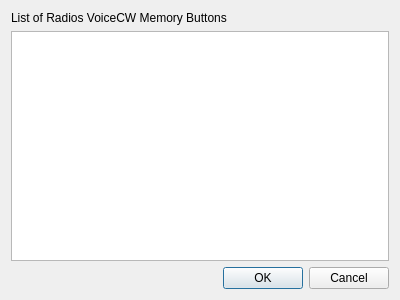
Above: mqt/MqtLogger/deletedradioforvoicecwmemorybuttonsdialog.ui from Rsclub22/Minos2-Mirror before the change. Below: the same form after it.
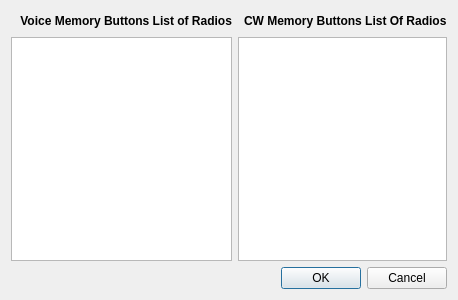
That is the form after the change.

Commit message: create separate radio list for stored cw and voice buttons

What changed in the file:
```diff
--- a/mqt/MqtLogger/deletedradioforvoicecwmemorybuttonsdialog.ui
+++ b/mqt/MqtLogger/deletedradioforvoicecwmemorybuttonsdialog.ui
@@ -6,23 +6,120 @@
    <rect>
     <x>0</x>
     <y>0</y>
-    <width>400</width>
+    <width>458</width>
     <height>300</height>
    </rect>
   </property>
+  <property name="font">
+   <font>
+    <bold>false</bold>
+   </font>
+  </property>
   <property name="windowTitle">
    <string>Dialog</string>
   </property>
-  <layout class="QVBoxLayout" name="verticalLayout">
+  <layout class="QVBoxLayout" name="verticalLayout_3">
    <item>
-    <widget class="QLabel" name="label">
-     <property name="text">
-      <string>List of Radios VoiceCW Memory Buttons</string>
-     </property>
-    </widget>
-   </item>
-   <item>
-    <widget class="QListWidget" name="voiceCwMemoryButtonslistWidget"/>
+    <layout class="QHBoxLayout" name="horizontalLayout_3">
+     <item>
+      <layout class="QVBoxLayout" name="verticalLayout">
+       <item>
+        <layout class="QHBoxLayout" name="horizontalLayout">
+         <item>
+          <spacer name="horizontalSpacer">
+           <property name="orientation">
+            <enum>Qt::Horizontal</enum>
+           </property>
+           <property name="sizeHint" stdset="0">
+            <size>
+             <width>48</width>
+             <height>17</height>
+            </size>
+           </property>
+          </spacer>
+         </item>
+         <item>
+          <widget class="QLabel" name="label">
+           <property name="font">
+            <font>
+             <bold>true</bold>
+            </font>
+           </property>
+           <property name="text">
+            <string> Voice Memory Buttons List of Radios</string>
+           </property>
+          </widget>
+         </item>
+         <item>
+          <spacer name="horizontalSpacer_2">
+           <property name="orientation">
+            <enum>Qt::Horizontal</enum>
+           </property>
+           <property name="sizeHint" stdset="0">
+            <size>
+             <width>40</width>
+             <height>20</height>
+            </size>
+           </property>
+          </spacer>
+         </item>
+        </layout>
+       </item>
+       <item>
+        <widget class="QListWidget" name="voiceMemoryRadioListWidget"/>
+       </item>
+      </layout>
+     </item>
+     <item>
+      <layout class="QVBoxLayout" name="verticalLayout_2">
+       <item>
+        <layout class="QHBoxLayout" name="horizontalLayout_2">
+         <item>
+          <spacer name="horizontalSpacer_3">
+           <property name="orientation">
+            <enum>Qt::Horizontal</enum>
+           </property>
+           <property name="sizeHint" stdset="0">
+            <size>
+             <width>48</width>
+             <height>17</height>
+            </size>
+           </property>
+          </spacer>
+         </item>
+         <item>
+          <widget class="QLabel" name="label_2">
+           <property name="font">
+            <font>
+             <bold>true</bold>
+            </font>
+           </property>
+           <property name="text">
+            <string>CW Memory Buttons List Of Radios</string>
+           </property>
+          </widget>
+         </item>
+         <item>
+          <spacer name="horizontalSpacer_4">
+           <property name="orientation">
+            <enum>Qt::Horizontal</enum>
+           </property>
+           <property name="sizeHint" stdset="0">
+            <size>
+             <width>40</width>
+             <height>20</height>
+            </size>
+           </property>
+          </spacer>
+         </item>
+        </layout>
+       </item>
+       <item>
+        <widget class="QListWidget" name="cwMemoryRadioListWidget"/>
+       </item>
+      </layout>
+     </item>
+    </layout>
    </item>
    <item>
     <widget class="QDialogButtonBox" name="buttonBox">
```
The commit also changes 5 other files.
